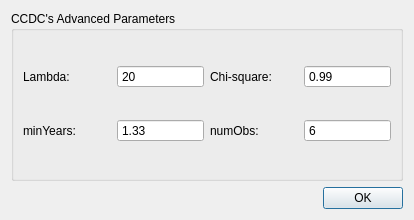
Old version of the form ui/advanced_settings.ui in the repository SMByC/CCD-Plugin.
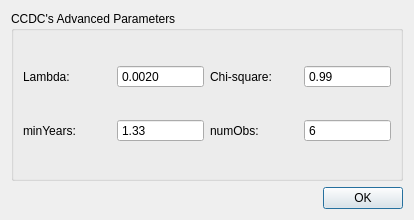
New version of the form.

Commit message: CCDC working with advanced parameters from dialog fixing #6, and also found the issue with the scales because the lambda default value and its range are different, partially fixing #3 but it requires more tests

What changed in the file:
```diff
--- a/ui/advanced_settings.ui
+++ b/ui/advanced_settings.ui
@@ -66,22 +66,6 @@
         </property>
        </widget>
       </item>
-      <item row="0" column="1">
-       <widget class="QSpinBox" name="lambda_box">
-        <property name="toolTip">
-         <string>Lambda for LASSO regression fitting</string>
-        </property>
-        <property name="buttonSymbols">
-         <enum>QAbstractSpinBox::NoButtons</enum>
-        </property>
-        <property name="maximum">
-         <number>1000</number>
-        </property>
-        <property name="value">
-         <number>20</number>
-        </property>
-       </widget>
-      </item>
       <item row="1" column="0">
        <widget class="QLabel" name="label_10">
         <property name="text">
@@ -134,6 +118,28 @@
         </property>
        </widget>
       </item>
+      <item row="0" column="1">
+       <widget class="QDoubleSpinBox" name="lambda_box">
+        <property name="toolTip">
+         <string>Lambda for LASSO regression fitting</string>
+        </property>
+        <property name="buttonSymbols">
+         <enum>QAbstractSpinBox::NoButtons</enum>
+        </property>
+        <property name="decimals">
+         <number>4</number>
+        </property>
+        <property name="maximum">
+         <double>0.100000000000000</double>
+        </property>
+        <property name="singleStep">
+         <double>0.000500000000000</double>
+        </property>
+        <property name="value">
+         <double>0.002000000000000</double>
+        </property>
+       </widget>
+      </item>
      </layout>
     </widget>
    </item>
```
The commit also changes 2 other files.
